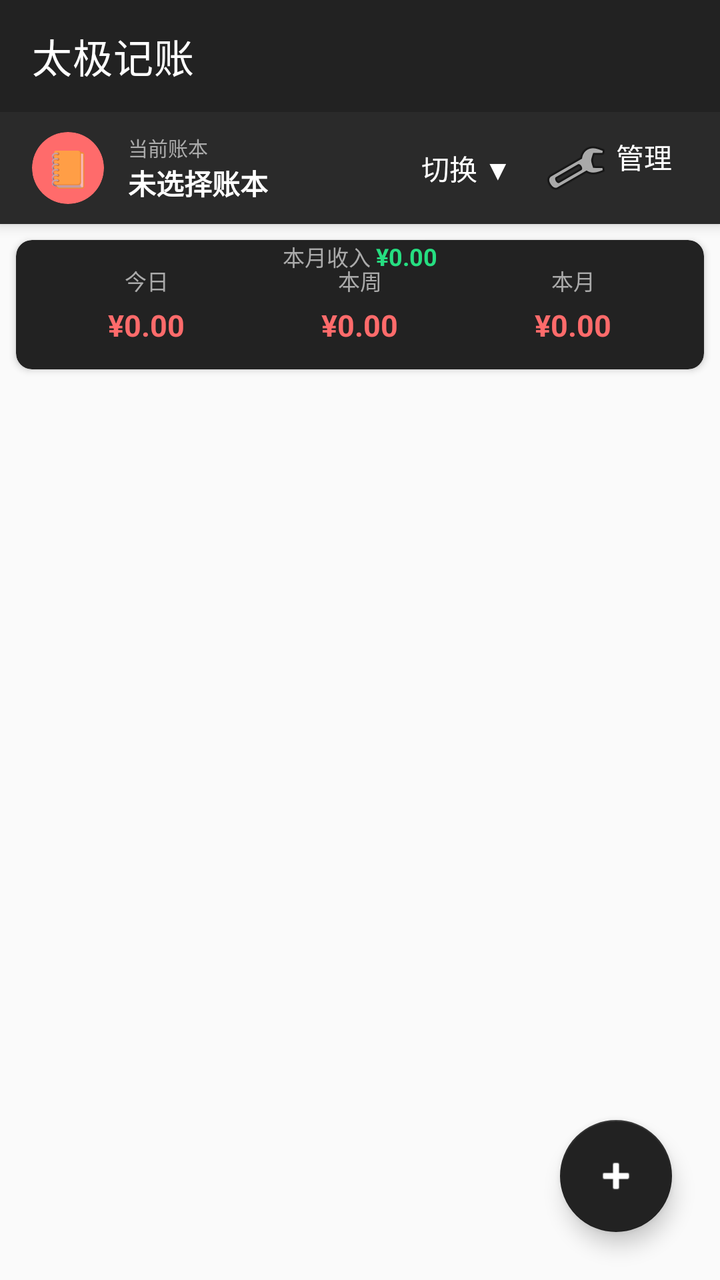
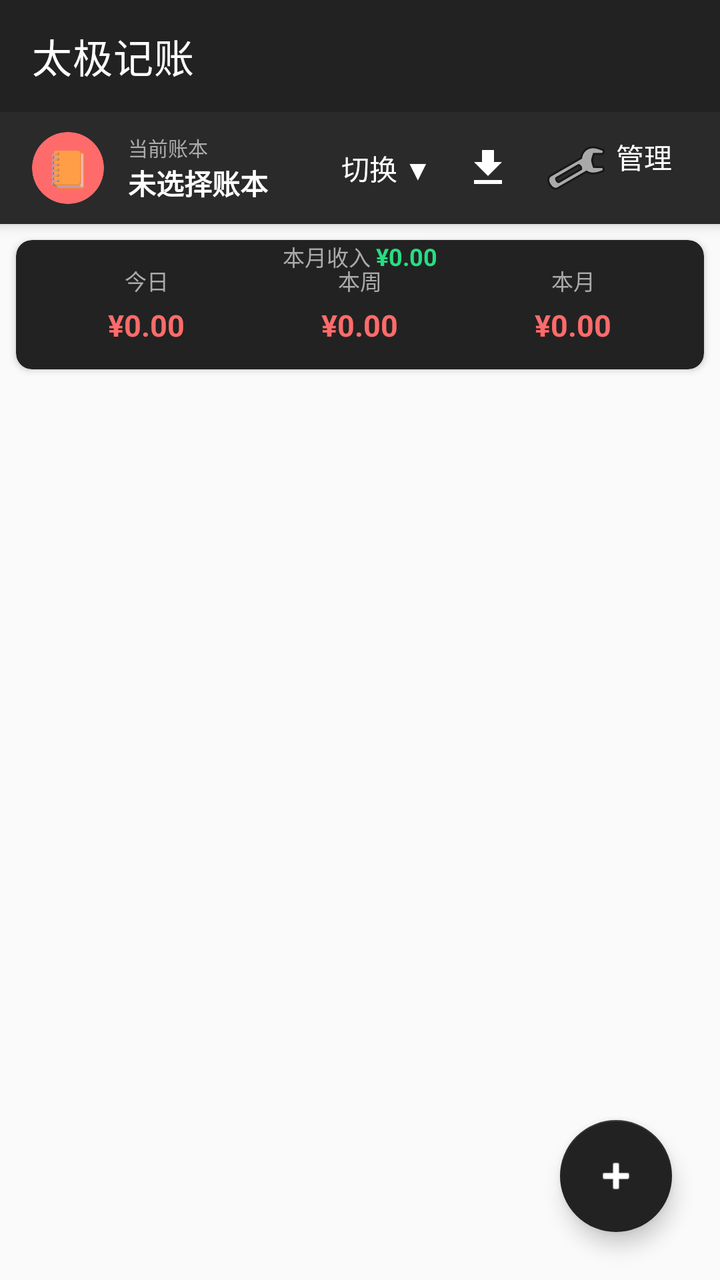

Screens rendered from an Android XML layout before and after an edit, with the pre-edit source and the edit as a unified diff.
<!-- AndroidManifest.xml: application theme Theme.HxAccounting -->
<!-- res/layout/activity_main.xml -->
<?xml version="1.0" encoding="utf-8"?>
<androidx.coordinatorlayout.widget.CoordinatorLayout
    xmlns:android="http://schemas.android.com/apk/res/android"
    xmlns:app="http://schemas.android.com/apk/res-auto"
    xmlns:tools="http://schemas.android.com/tools"
    android:layout_width="match_parent"
    android:layout_height="match_parent"
    android:background="@color/taiji_bg"
    tools:context=".ui.MainActivity">

    
    <com.google.android.material.appbar.AppBarLayout
        android:id="@+id/appBar"
        android:layout_width="match_parent"
        android:layout_height="wrap_content"
        android:background="@color/taiji_text_primary">

        <com.google.android.material.appbar.MaterialToolbar
            android:id="@+id/toolbar"
            android:layout_width="match_parent"
            android:layout_height="?attr/actionBarSize"
            android:background="@color/taiji_text_primary"
            app:title="@string/title_main"
            app:titleTextColor="@color/white" />

        
        <LinearLayout
            android:id="@+id/accountBar"
            android:layout_width="match_parent"
            android:layout_height="56dp"
            android:background="@color/taiji_text_primary"
            android:gravity="center_vertical"
            android:orientation="horizontal"
            android:paddingHorizontal="16dp"
            android:clickable="true"
            android:focusable="true"
            android:backgroundTint="#2A2A2A">

            <com.google.android.material.card.MaterialCardView
                android:id="@+id/currentAccountIconContainer"
                android:layout_width="36dp"
                android:layout_height="36dp"
                app:cardBackgroundColor="#FF6B6B"
                app:cardCornerRadius="18dp"
                app:cardElevation="0dp">

                <TextView
                    android:id="@+id/tvCurrentAccountIcon"
                    android:layout_width="match_parent"
                    android:layout_height="match_parent"
                    android:gravity="center"
                    android:text="📒"
                    android:textSize="18sp" />

            </com.google.android.material.card.MaterialCardView>

            <LinearLayout
                android:layout_width="0dp"
                android:layout_height="wrap_content"
                android:layout_marginStart="12dp"
                android:layout_weight="1"
                android:orientation="vertical">

                <TextView
                    android:layout_width="wrap_content"
                    android:layout_height="wrap_content"
                    android:text="当前账本"
                    android:textColor="#AAAAAA"
                    android:textSize="10sp" />

                <TextView
                    android:id="@+id/tvCurrentAccountName"
                    android:layout_width="wrap_content"
                    android:layout_height="wrap_content"
                    android:text="未选择账本"
                    android:textColor="@color/white"
                    android:textSize="14sp"
                    android:textStyle="bold" />

            </LinearLayout>

            
            <TextView
                android:id="@+id/btnSwitchAccount"
                android:layout_width="wrap_content"
                android:layout_height="wrap_content"
                android:background="?attr/selectableItemBackground"
                android:padding="8dp"
                android:text="切换 ▼"
                android:textColor="@color/white"
                android:textSize="14sp" />

            
            <TextView
                android:id="@+id/btnManageAccounts"
                android:layout_width="wrap_content"
                android:layout_height="wrap_content"
                android:background="?attr/selectableItemBackground"
                android:drawableStart="@android:drawable/ic_menu_manage"
                android:drawablePadding="4dp"
                android:padding="8dp"
                android:text="管理"
                android:textColor="@color/white"
                android:textSize="14sp" />

        </LinearLayout>

    </com.google.android.material.appbar.AppBarLayout>

    
    <LinearLayout
        android:layout_width="match_parent"
        android:layout_height="match_parent"
        android:orientation="vertical"
        app:layout_behavior="@string/appbar_scrolling_view_behavior">

        
        <com.google.android.material.card.MaterialCardView
            android:id="@+id/summaryCard"
            android:layout_width="match_parent"
            android:layout_height="wrap_content"
            android:layout_marginHorizontal="8dp"
            android:layout_marginTop="8dp"
            app:cardBackgroundColor="@color/taiji_text_primary"
            app:cardCornerRadius="8dp"
            app:cardElevation="2dp">

            <LinearLayout
                android:layout_width="match_parent"
                android:layout_height="wrap_content"
                android:orientation="horizontal"
                android:padding="12dp"
                android:weightSum="3">

                <LinearLayout
                    android:layout_width="0dp"
                    android:layout_height="wrap_content"
                    android:layout_weight="1"
                    android:gravity="center"
                    android:orientation="vertical">

                    <TextView
                        android:layout_width="wrap_content"
                        android:layout_height="wrap_content"
                        android:text="今日"
                        android:textColor="#AAAAAA"
                        android:textSize="11sp" />

                    <TextView
                        android:id="@+id/tvTodayExpense"
                        android:layout_width="wrap_content"
                        android:layout_height="wrap_content"
                        android:layout_marginTop="4dp"
                        android:text="¥0.00"
                        android:textColor="#FF6B6B"
                        android:textSize="15sp"
                        android:textStyle="bold" />

                </LinearLayout>

                <LinearLayout
                    android:layout_width="0dp"
                    android:layout_height="wrap_content"
                    android:layout_weight="1"
                    android:gravity="center"
                    android:orientation="vertical">

                    <TextView
                        android:layout_width="wrap_content"
                        android:layout_height="wrap_content"
                        android:text="本周"
                        android:textColor="#AAAAAA"
                        android:textSize="11sp" />

                    <TextView
                        android:id="@+id/tvWeekExpense"
                        android:layout_width="wrap_content"
                        android:layout_height="wrap_content"
                        android:layout_marginTop="4dp"
                        android:text="¥0.00"
                        android:textColor="#FF6B6B"
                        android:textSize="15sp"
                        android:textStyle="bold" />

                </LinearLayout>

                <LinearLayout
                    android:layout_width="0dp"
                    android:layout_height="wrap_content"
                    android:layout_weight="1"
                    android:gravity="center"
                    android:orientation="vertical">

                    <TextView
                        android:layout_width="wrap_content"
                        android:layout_height="wrap_content"
                        android:text="本月"
                        android:textColor="#AAAAAA"
                        android:textSize="11sp" />

                    <TextView
                        android:id="@+id/tvMonthExpense"
                        android:layout_width="wrap_content"
                        android:layout_height="wrap_content"
                        android:layout_marginTop="4dp"
                        android:text="¥0.00"
                        android:textColor="#FF6B6B"
                        android:textSize="15sp"
                        android:textStyle="bold" />

                </LinearLayout>

            </LinearLayout>

            
            <LinearLayout
                android:layout_width="match_parent"
                android:layout_height="wrap_content"
                android:orientation="horizontal"
                android:paddingHorizontal="12dp"
                android:paddingBottom="12dp"
                android:gravity="center">

                <TextView
                    android:layout_width="wrap_content"
                    android:layout_height="wrap_content"
                    android:text="本月收入 "
                    android:textColor="#AAAAAA"
                    android:textSize="11sp" />

                <TextView
                    android:id="@+id/tvMonthIncome"
                    android:layout_width="wrap_content"
                    android:layout_height="wrap_content"
                    android:text="¥0.00"
                    android:textColor="#FF26DE81"
                    android:textSize="12sp"
                    android:textStyle="bold" />

            </LinearLayout>

        </com.google.android.material.card.MaterialCardView>

        
        <androidx.recyclerview.widget.RecyclerView
            android:id="@+id/rvTransactions"
            android:layout_width="match_parent"
            android:layout_height="match_parent"
            android:padding="4dp"
            android:clipToPadding="false" />

        
        <LinearLayout
            android:id="@+id/emptyView"
            android:layout_width="match_parent"
            android:layout_height="match_parent"
            android:gravity="center"
            android:orientation="vertical"
            android:visibility="gone">

            <TextView
                android:layout_width="wrap_content"
                android:layout_height="wrap_content"
                android:gravity="center"
                android:padding="32dp"
                android:text="📋\n\n还没有流水\n点右下角 + 记第一笔"
                android:textColor="@color/taiji_text_secondary"
                android:textSize="18sp" />

        </LinearLayout>

    </LinearLayout>

    
    <com.google.android.material.floatingactionbutton.FloatingActionButton
        android:id="@+id/fabAdd"
        android:layout_width="wrap_content"
        android:layout_height="wrap_content"
        android:layout_gravity="bottom|end"
        android:layout_margin="24dp"
        android:contentDescription="@string/fab_add"
        android:src="@android:drawable/ic_input_add"
        app:backgroundTint="@color/taiji_text_primary"
        app:tint="@color/white" />

</androidx.coordinatorlayout.widget.CoordinatorLayout>
<!-- resources referenced by this layout -->
<resources>
  <color name="taiji_bg">#FFFAFAFA</color>
  <color name="taiji_text_primary">#FF222222</color>
  <color name="taiji_text_secondary">#FF888888</color>
  <color name="white">#FFFFFFFF</color>
  <string name="fab_add">记一笔</string>
  <string name="title_main">太极记账</string>
  <style name="Theme.HxAccounting" parent="Theme.MaterialComponents.Light.NoActionBar">
          <item name="colorPrimary">@color/taiji_text_primary</item>
          <item name="colorPrimaryVariant">@color/taiji_text_primary</item>
          <item name="colorOnPrimary">@color/white</item>
          <item name="colorSecondary">@color/taiji_expense</item>
          <item name="colorSecondaryVariant">@color/taiji_expense</item>
          <item name="colorOnSecondary">@color/white</item>
          <item name="android:windowBackground">@color/taiji_bg</item>
          <item name="android:statusBarColor" tools:targetApi="l">@color/taiji_text_primary</item>
      </style>
  <color name="taiji_expense">#FFE53935</color>
</resources>

<!-- the commit's change to res/layout/activity_main.xml (unified diff, before → after) -->
@@ -89,6 +89,17 @@
                 android:text="切换 ▼"
                 android:textColor="@color/white"
                 android:textSize="14sp" />
+
+            
+            <ImageButton
+                android:id="@+id/btnExportPdf"
+                android:layout_width="40dp"
+                android:layout_height="40dp"
+                android:background="?attr/selectableItemBackgroundBorderless"
+                android:contentDescription="导出 PDF 账单"
+                android:padding="8dp"
+                android:scaleType="centerInside"
+                android:src="@drawable/ic_download" />
 
             
             <TextView
<!-- resource entries referenced after the edit -->
@@ -4,6 +4,18 @@
   <color name="taiji_text_primary">#FF222222</color>
   <color name="taiji_text_secondary">#FF888888</color>
   <color name="white">#FFFFFFFF</color>
+  <!-- drawable ic_download (drawable) -->
+  <?xml version="1.0" encoding="utf-8"?>
+  <vector xmlns:android="http://schemas.android.com/apk/res/android"
+      android:width="24dp"
+      android:height="24dp"
+      android:viewportWidth="24.0"
+      android:viewportHeight="24.0"
+      android:tint="#FFFFFF">
+      <path
+          android:fillColor="#FF000000"
+          android:pathData="M19,9h-4V3H9v6H5l7,7 7,-7zM5,18v2h14v-2H5z"/>
+  </vector>
   <string name="fab_add">记一笔</string>
   <string name="title_main">太极记账</string>
   <style name="Theme.HxAccounting" parent="Theme.MaterialComponents.Light.NoActionBar">
